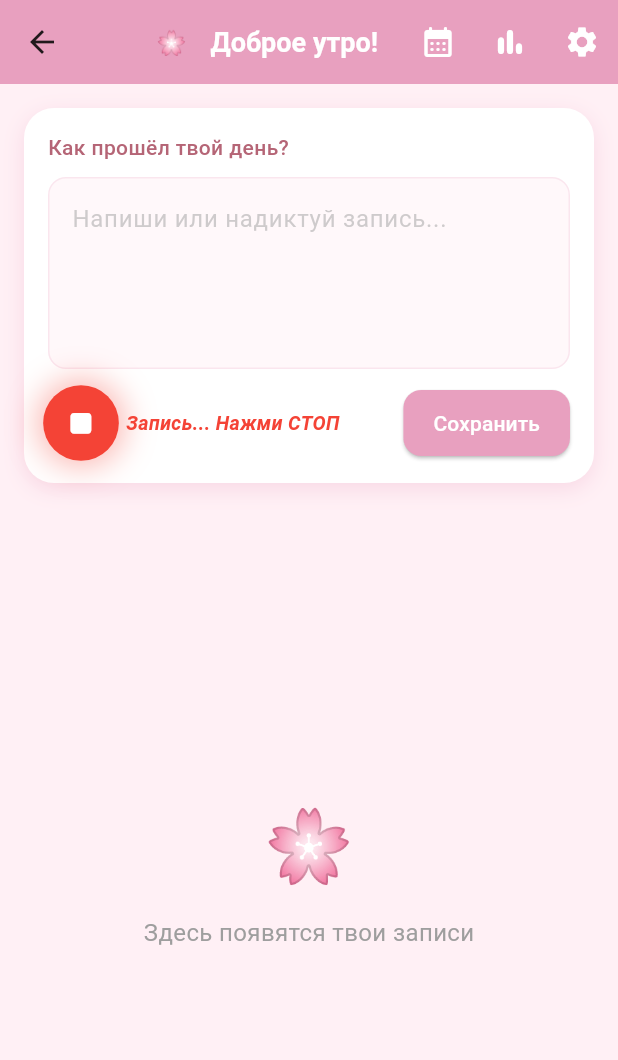
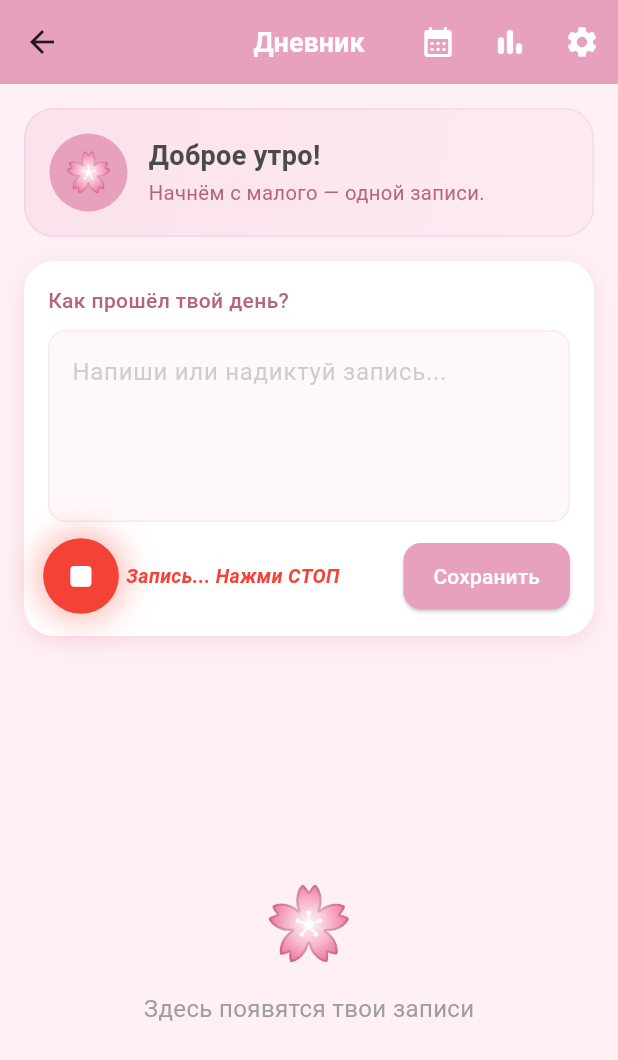
Before and after one commit to laskinss27-cmyk/diary-app, a Flutter app: the HomeScreen screen opened directly, after a tap on the "mic none" icon, on a phone screen of 412 x 824 dp. Shown: the top 1060 px of the screen. Run offline on Flutter 3.47's test engine with Material 3 defaults, Android fonts, the phone set to English and light mode, and no system bars; our stand-ins replace flutter_local_notifications, image_picker, pdf, printing, share_plus, shared_preferences and 4 more; missing offline and left inert: snowball_stemmer, speech_to_text_platform_interface; accounts and stored records are empty.

Commit message:
Add welcome banner with contextual greetings
Заменяет холодную строку приветствия в AppBar на тёплый баннер
на главном экране. Подзаголовок зависит от того, как давно
пользователь не открывал приложение (тот же день, вчера,
несколько дней, неделя+, месяц+). Появляется с fade+slide
анимацией только при холодном старте, не моргает при
возврате с дочерних экранов.

Хранит время последнего открытия в SharedPreferences.

```diff
--- a/lib/screens/home_screen.dart
+++ b/lib/screens/home_screen.dart
@@ -16,6 +16,7 @@ import '../services/lexicon_analyzer.dart';
 import '../services/analysis_mode.dart';
 import '../widgets/avatar_picker.dart';
 import '../widgets/entry_card.dart';
+import '../widgets/welcome_banner.dart';
 import 'settings_screen.dart';
 import 'report_screen.dart';
 import 'calendar_screen.dart';
@@ -41,6 +42,8 @@ class _HomeScreenState extends State<HomeScreen>
 
   String _userName = '';
   AvatarData _avatar = AvatarData.defaultAvatar;
+  WelcomeContext? _welcomeContext;
+  late final DateTime _openedAt = DateTime.now();
 
   // Photo attachments
   final List<String> _pendingPhotos = [];
@@ -75,10 +78,20 @@ class _HomeScreenState extends State<HomeScreen>
     final loaded = await StorageService.loadEntries();
     final profile = await StorageService.loadProfile();
     final avatar = await StorageService.loadAvatar();
+    // Compute welcome context only on the first load (cold start),
+    // not on every refresh after returning from a child screen.
+    WelcomeContext? ctx = _welcomeContext;
+    if (ctx == null) {
+      final lastOpen = await StorageService.loadLastOpen();
+      ctx = computeWelcomeContext(lastOpen, _openedAt);
+      // Stamp this open so the next launch can compute its own context.
+      await StorageService.saveLastOpen(_openedAt);
+    }
     setState(() {
       _entries = loaded;
       _userName = profile['name'] ?? '';
       _avatar = avatar;
+      _welcomeContext = ctx;
     });
   }
 
@@ -326,15 +339,6 @@ class _HomeScreenState extends State<HomeScreen>
     setState(() => _entries.removeAt(index));
   }
 
-  String _greeting() {
-    final hour = DateTime.now().hour;
-    final name = _userName.isNotEmpty ? ', $_userName' : '';
-    if (hour < 6) return 'Доброй ночи$name!';
-    if (hour < 12) return 'Доброе утро$name!';
-    if (hour < 18) return 'Добрый день$name!';
-    return 'Добрый вечер$name!';
-  }
-
   @override
   Widget build(BuildContext context) {
     final t = DiaryApp.themeNotifier.theme;
@@ -343,23 +347,13 @@ class _HomeScreenState extends State<HomeScreen>
       backgroundColor: t.background,
       appBar: AppBar(
         backgroundColor: t.primary,
-        title: Row(
-          mainAxisSize: MainAxisSize.min,
-          children: [
-            AvatarWidget(data: _avatar, size: 32),
-            const SizedBox(width: 10),
-            Flexible(
-              child: Text(
-                _greeting(),
-                style: const TextStyle(
-                  color: Colors.white,
-                  fontWeight: FontWeight.w600,
-                  fontSize: 18,
-                ),
-                overflow: TextOverflow.ellipsis,
-              ),
-            ),
-          ],
+        title: const Text(
+          'Дневник',
+          style: TextStyle(
+            color: Colors.white,
+            fontWeight: FontWeight.w600,
+            fontSize: 18,
+          ),
         ),
         centerTitle: true,
         elevation: 0,
@@ -400,6 +394,14 @@ class _HomeScreenState extends State<HomeScreen>
       ),
       body: Column(
         children: [
+          // Warm welcome banner — animated on cold start, persistent thereafter.
+          if (_welcomeContext != null)
+            WelcomeBanner(
+              userName: _userName,
+              avatar: _avatar,
+              context: _welcomeContext!,
+              now: _openedAt,
+            ),
           // Input card with animation
           AnimatedContainer(
             duration: const Duration(milliseconds: 300),
--- a/lib/services/storage_service.dart
+++ b/lib/services/storage_service.dart
@@ -15,6 +15,7 @@ class StorageService {
   static const _themeKey = 'app_theme';
   static const _onboardedKey = 'onboarded';
   static const _migratedKey = 'migrated_to_db';
+  static const _lastOpenKey = 'last_open_at';
 
   /// Migrate old SharedPreferences entries to SQLite (one-time)
   static Future<void> migrateIfNeeded() async {
@@ -128,4 +129,20 @@ class StorageService {
     final prefs = await SharedPreferences.getInstance();
     await prefs.setBool(_onboardedKey, true);
   }
+
+  // --- Last open timestamp (for contextual greetings) ---
+
+  /// Returns the last time the home screen was opened, or null if it's the
+  /// very first launch after onboarding.
+  static Future<DateTime?> loadLastOpen() async {
+    final prefs = await SharedPreferences.getInstance();
+    final ms = prefs.getInt(_lastOpenKey);
+    if (ms == null) return null;
+    return DateTime.fromMillisecondsSinceEpoch(ms);
+  }
+
+  static Future<void> saveLastOpen(DateTime when) async {
+    final prefs = await SharedPreferences.getInstance();
+    await prefs.setInt(_lastOpenKey, when.millisecondsSinceEpoch);
+  }
 }
--- /dev/null
+++ b/lib/widgets/welcome_banner.dart
@@ -0,0 +1,210 @@
+import 'package:flutter/material.dart';
+import '../main.dart';
+import 'avatar_picker.dart';
+
+/// How long ago the user was last seen — drives the subtitle phrasing.
+enum WelcomeContext {
+  firstTime, // never opened before (after onboarding)
+  sameDay, // already opened earlier today
+  yesterday, // opened yesterday
+  fewDays, // 2-6 days ago
+  weekPlus, // 7-29 days ago
+  longAbsence, // 30+ days ago
+}
+
+WelcomeContext computeWelcomeContext(DateTime? lastOpen, DateTime now) {
+  if (lastOpen == null) return WelcomeContext.firstTime;
+  final lastDay = DateTime(lastOpen.year, lastOpen.month, lastOpen.day);
+  final today = DateTime(now.year, now.month, now.day);
+  final diffDays = today.difference(lastDay).inDays;
+  if (diffDays <= 0) return WelcomeContext.sameDay;
+  if (diffDays == 1) return WelcomeContext.yesterday;
+  if (diffDays <= 6) return WelcomeContext.fewDays;
+  if (diffDays <= 29) return WelcomeContext.weekPlus;
+  return WelcomeContext.longAbsence;
+}
+
+/// Time-of-day part: "Доброе утро", "Добрый день", etc.
+String _timeOfDayPart(int hour) {
+  if (hour < 6) return 'Доброй ночи';
+  if (hour < 12) return 'Доброе утро';
+  if (hour < 18) return 'Добрый день';
+  return 'Добрый вечер';
+}
+
+/// Pick a stable-per-day variant from a list, so the user sees the same
+/// phrase if they open the app twice in one day, but a different one tomorrow.
+String _stablePick(List<String> options, DateTime now, int salt) {
+  final dayKey = now.year * 10000 + now.month * 100 + now.day;
+  final idx = (dayKey + salt).abs() % options.length;
+  return options[idx];
+}
+
+String buildGreetingHeadline(String userName, DateTime now) {
+  final base = _timeOfDayPart(now.hour);
+  if (userName.trim().isEmpty) return '$base!';
+  return '$base, $userName';
+}
+
+String buildGreetingSubtitle(WelcomeContext ctx, DateTime now) {
+  switch (ctx) {
+    case WelcomeContext.firstTime:
+      return _stablePick([
+        'Это твоё пространство. Здесь можно говорить честно.',
+        'Начнём с малого — одной записи.',
+        'Здесь нет правильных ответов. Просто пиши, как есть.',
+      ], now, 1);
+    case WelcomeContext.sameDay:
+      return _stablePick([
+        'Снова здесь. Что-то ещё на душе?',
+        'Ещё одна мысль? Я слушаю.',
+        'Что изменилось с прошлого раза?',
+        'Бывает, что одной записи на день мало.',
+      ], now, 2);
+    case WelcomeContext.yesterday:
+      return _stablePick([
+        'С возвращением. Как ты сегодня?',
+        'Рад снова тебя видеть. Расскажешь, как дела?',
+        'Новый день — новая страница.',
+        'Хорошо, что зашёл. Как себя чувствуешь?',
+      ], now, 3);
+    case WelcomeContext.fewDays:
+      return _stablePick([
+        'Несколько дней тебя не было. Как ты?',
+        'Рад, что ты снова здесь. Что хочешь рассказать?',
+        'Многое могло измениться. Поделишься?',
+      ], now, 4);
+    case WelcomeContext.weekPlus:
+      return _stablePick([
+        'Давно не виделись. Я тебя помню.',
+        'Прошла неделя. Как ты её прожил?',
+        'Хорошо, что вернулся. Без оценок и спешки.',
+      ], now, 5);
+    case WelcomeContext.longAbsence:
+      return _stablePick([
+        'Давно тебя не было. Это нормально. Я здесь.',
+        'С возвращением. Что бы ни было — место для тебя осталось.',
+        'Месяц — это много. Как ты сейчас?',
+      ], now, 6);
+  }
+}
+
+/// A warm, animated welcome card that appears at the top of the home screen.
+/// Slides down + fades in once on app launch, then stays as a permanent header.
+class WelcomeBanner extends StatefulWidget {
+  final String userName;
+  final AvatarData avatar;
+  final WelcomeContext context;
+  final DateTime now;
+
+  const WelcomeBanner({
+    super.key,
+    required this.userName,
+    required this.avatar,
+    required this.context,
+    required this.now,
+  });
+
+  @override
+  State<WelcomeBanner> createState() => _WelcomeBannerState();
+}
+
+class _WelcomeBannerState extends State<WelcomeBanner>
+    with SingleTickerProviderStateMixin {
+  late AnimationController _ctrl;
+  late Animation<double> _fade;
+  late Animation<Offset> _slide;
+
+  @override
+  void initState() {
+    super.initState();
+    _ctrl = AnimationController(
+      vsync: this,
+      duration: const Duration(milliseconds: 650),
+    );
+    _fade = CurvedAnimation(parent: _ctrl, curve: Curves.easeOut);
+    _slide = Tween<Offset>(
+      begin: const Offset(0, -0.15),
+      end: Offset.zero,
+    ).animate(CurvedAnimation(parent: _ctrl, curve: Curves.easeOutCubic));
+    // Tiny delay so the fade is noticeable on cold start.
+    Future.delayed(const Duration(milliseconds: 120), () {
+      if (mounted) _ctrl.forward();
+    });
+  }
+
+  @override
+  void dispose() {
+    _ctrl.dispose();
+    super.dispose();
+  }
+
+  @override
+  Widget build(BuildContext context) {
+    final t = DiaryApp.themeNotifier.theme;
+    final headline = buildGreetingHeadline(widget.userName, widget.now);
+    final subtitle = buildGreetingSubtitle(widget.context, widget.now);
+
+    return FadeTransition(
+      opacity: _fade,
+      child: SlideTransition(
+        position: _slide,
+        child: Container(
+          margin: const EdgeInsets.fromLTRB(16, 16, 16, 0),
+          padding: const EdgeInsets.all(16),
+          decoration: BoxDecoration(
+            gradient: LinearGradient(
+              begin: Alignment.topLeft,
+              end: Alignment.bottomRight,
+              colors: [
+                t.primary.withValues(alpha: 0.18),
+                t.primary.withValues(alpha: 0.06),
+              ],
+            ),
+            borderRadius: BorderRadius.circular(20),
+            border: Border.all(
+              color: t.primary.withValues(alpha: 0.25),
+              width: 1,
+            ),
+          ),
+          child: Row(
+            crossAxisAlignment: CrossAxisAlignment.center,
+            children: [
+              AvatarWidget(data: widget.avatar, size: 52),
+              const SizedBox(width: 14),
+              Expanded(
+                child: Column(
+                  crossAxisAlignment: CrossAxisAlignment.start,
+                  mainAxisSize: MainAxisSize.min,
+                  children: [
+                    Text(
+                      headline,
+                      style: TextStyle(
+                        color: t.textPrimary,
+                        fontSize: 18,
+                        fontWeight: FontWeight.w700,
+                        height: 1.2,
+                      ),
+                      maxLines: 1,
+                      overflow: TextOverflow.ellipsis,
+                    ),
+                    const SizedBox(height: 4),
+                    Text(
+                      subtitle,
+                      style: TextStyle(
+                        color: t.textSecondary,
+                        fontSize: 13.5,
+                        height: 1.35,
+                      ),
+                      maxLines: 3,
+                    ),
+                  ],
+                ),
+              ),
+            ],
+          ),
+        ),
+      ),
+    );
+  }
+}
```
